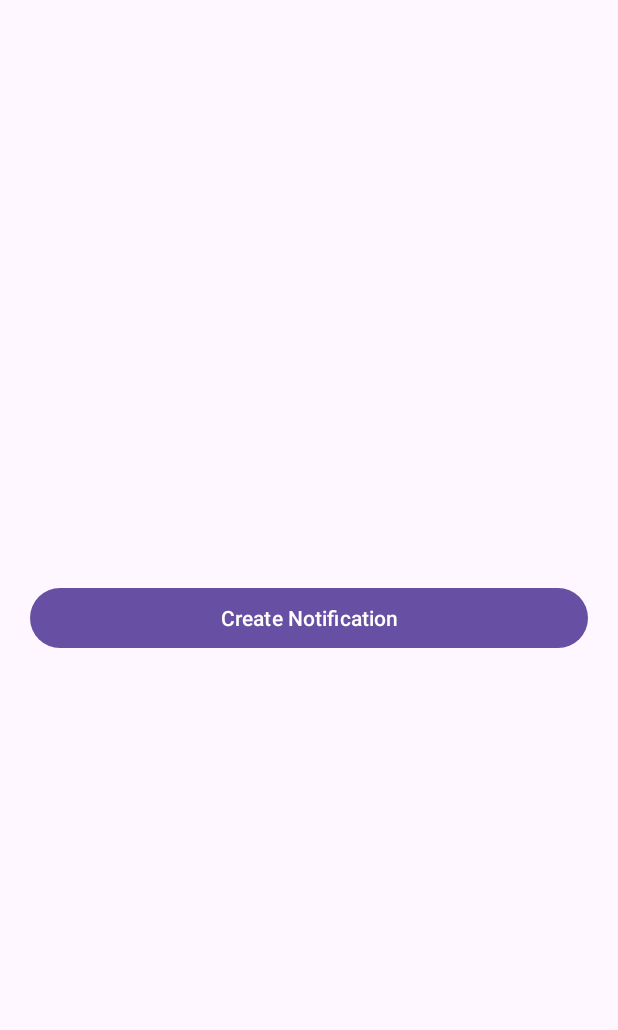
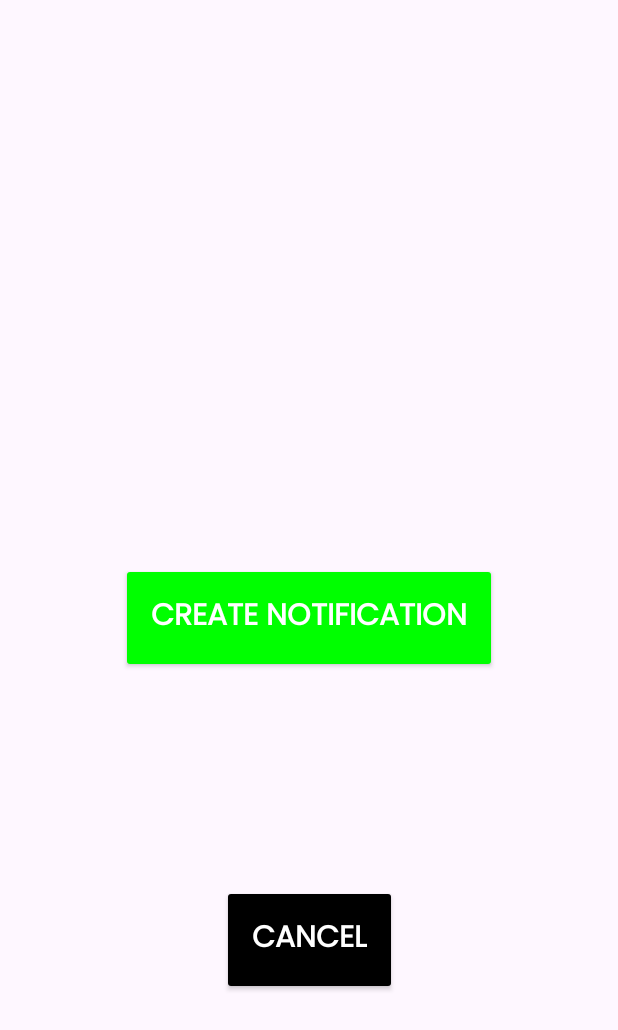
Before and after one commit to sbmshukla/LocaleNotificationAndroid, an Android app: the screen it shows after launch (MainActivity), on a phone screen of 412 x 824 dp. Shown: the top 1030 px of the screen. Run offline under Robolectric (Android 15) with nearby library versions, the phone set to English and light mode, and no system bars.

Commit message:
cancel notification

```diff
--- a/app/src/main/AndroidManifest.xml
+++ b/app/src/main/AndroidManifest.xml
@@ -4,6 +4,7 @@
 
     <uses-permission android:name="android.permission.POST_NOTIFICATIONS" />
     <uses-permission android:name="android.permission.VIBRATE"/>
+    <uses-permission android:name="android.permission.ACCESS_NOTIFICATION_POLICY" />
     <application
         android:allowBackup="true"
         android:dataExtractionRules="@xml/data_extraction_rules"
--- a/app/src/main/java/com/example/localenotificationandroid/MainActivity.java
+++ b/app/src/main/java/com/example/localenotificationandroid/MainActivity.java
@@ -1,6 +1,7 @@
 package com.example.localenotificationandroid;
 
 import androidx.appcompat.app.AppCompatActivity;
+import androidx.appcompat.widget.AppCompatButton;
 import androidx.core.app.NotificationCompat;
 
 import android.app.NotificationChannel;
@@ -8,25 +9,42 @@ import android.app.NotificationManager;
 import android.net.Uri;
 import android.os.Bundle;
 import android.view.View;
+import android.widget.Button;
 
 public class MainActivity extends AppCompatActivity {
     public static final String NOTIFICATION_CHANNEL_ID = "10001" ;
     private final static String default_notification_channel_id = "default" ;
+
+    NotificationManager mNotificationManager;
+
+    AppCompatButton incomingCall;
     @Override
     protected void onCreate(Bundle savedInstanceState) {
         super.onCreate(savedInstanceState);
         setContentView(R.layout.activity_main);
+        incomingCall=findViewById(R.id.btnCreateNotification);
+
+        incomingCall.setOnClickListener(new View.OnClickListener() {
+            @Override
+            public void onClick(View v) {
+                createNotification(v,"Incoming Call From 8128618176","Ringing...");
+            }
+        });
+
     }
-    public void createNotification (View view) {
-        NotificationManager mNotificationManager = (NotificationManager) getSystemService( NOTIFICATION_SERVICE ) ;
+    public void createNotification (View view,String caller,String state) {
+
+
+        mNotificationManager = (NotificationManager) getSystemService( NOTIFICATION_SERVICE ) ;
         NotificationCompat.Builder mBuilder = new NotificationCompat.Builder(MainActivity. this, default_notification_channel_id ) ;
-        mBuilder.setContentTitle("Incoming Voice Call");
-        mBuilder.setContentText( "CSK Won The Final" ) ;
+        mBuilder.setContentTitle(caller);
+        mBuilder.setContentText( state ) ;
         mBuilder.setTicker( "CSK Won The Final - 2023" ) ;
         mBuilder.setSmallIcon(R.drawable. ic_call );
         mBuilder.setPriority(NotificationCompat.PRIORITY_HIGH);
         mBuilder.setCategory(NotificationCompat.CATEGORY_CALL);
-        mBuilder.setAutoCancel( true ) ;
+        mBuilder.setAutoCancel( false ) ;
+        mBuilder.setOngoing(true) ;
         if (android.os.Build.VERSION. SDK_INT >= android.os.Build.VERSION_CODES. O ) {
             int importance = NotificationManager. IMPORTANCE_HIGH ;
             NotificationChannel notificationChannel = new NotificationChannel( NOTIFICATION_CHANNEL_ID , "NOTIFICATION_CHANNEL_NAME" , importance) ;
@@ -36,5 +54,17 @@ public class MainActivity extends AppCompatActivity {
         }
         assert mNotificationManager != null;
         mNotificationManager.notify(( int ) System. currentTimeMillis () , mBuilder.build()) ;
+
+        mNotificationManager.cancel(Integer.parseInt(NOTIFICATION_CHANNEL_ID));
     }
+
+    public void removeNotification (View view) {
+//        int notificationId=Integer.parseInt(NOTIFICATION_CHANNEL_ID);
+//        if ( notificationId != 0 )
+//            mNotificationManager .cancel( notificationId ) ;
+        mNotificationManager.cancelAll();
+
+        createNotification(view,"Call Ongoing","incoming call ongoing...");
+    }
+
 }
--- a/app/src/main/res/layout/activity_main.xml
+++ b/app/src/main/res/layout/activity_main.xml
@@ -1,5 +1,5 @@
 <?xml version="1.0" encoding="utf-8"?>
-<RelativeLayout xmlns:android="http://schemas.android.com/apk/res/android"
+<androidx.constraintlayout.widget.ConstraintLayout xmlns:android="http://schemas.android.com/apk/res/android"
     xmlns:app="http://schemas.android.com/apk/res-auto"
     xmlns:tools="http://schemas.android.com/tools"
     android:layout_width="match_parent"
@@ -7,13 +7,42 @@
     android:padding="20dp"
     tools:context=".MainActivity">
 
-    <Button
-        android:id = "@+id/btnCreateNotification"
+    <androidx.appcompat.widget.AppCompatButton
+        android:id="@+id/btnCreateNotification"
         android:layout_width="wrap_content"
         android:layout_height="wrap_content"
-        android:layout_alignParentStart = "true"
-        android:layout_alignParentEnd = "true"
-        android:layout_centerInParent = "true"
-        android:onClick="createNotification"
-        android:text="@string/create_notification" />
-</RelativeLayout>
+        android:text="@string/create_notification"
+        android:backgroundTint="@color/green"
+        android:textColor="@color/white"
+        android:fontFamily="@font/poppins"
+        android:textFontWeight="700"
+        android:textSize="20sp"
+        android:padding="20dp"
+        app:layout_constraintBottom_toBottomOf="parent"
+        app:layout_constraintEnd_toEndOf="parent"
+        app:layout_constraintHorizontal_bias="0.5"
+        app:layout_constraintStart_toStartOf="parent"
+        app:layout_constraintTop_toTopOf="parent"
+        app:layout_constraintVertical_bias="0.5" />
+
+    <androidx.appcompat.widget.AppCompatButton
+        android:id="@+id/pickCall"
+        android:layout_width="wrap_content"
+        android:layout_height="wrap_content"
+        android:text="@string/dissmiss"
+        android:backgroundTint="@color/black"
+        android:textColor="@color/white"
+        android:padding="20dp"
+        android:fontFamily="@font/poppins"
+        android:textFontWeight="700"
+        android:textSize="20sp"
+        android:onClick="removeNotification"
+        app:layout_constraintBottom_toBottomOf="parent"
+        app:layout_constraintEnd_toEndOf="parent"
+        app:layout_constraintHorizontal_bias="0.5"
+        app:layout_constraintStart_toStartOf="parent"
+        app:layout_constraintTop_toBottomOf="@+id/btnCreateNotification"
+        app:layout_constraintVertical_bias="0.5" />
+
+
+</androidx.constraintlayout.widget.ConstraintLayout>
--- a/app/src/main/res/values/strings.xml
+++ b/app/src/main/res/values/strings.xml
@@ -8,4 +8,5 @@
     <string name="end_call">End Call</string>
     <string name="start_call">Start Call</string>
     <string name="call_from_91_81286_18176">call from +91 81286 18176</string>
+    <string name="dissmiss">Cancel</string>
 </resources>
```
